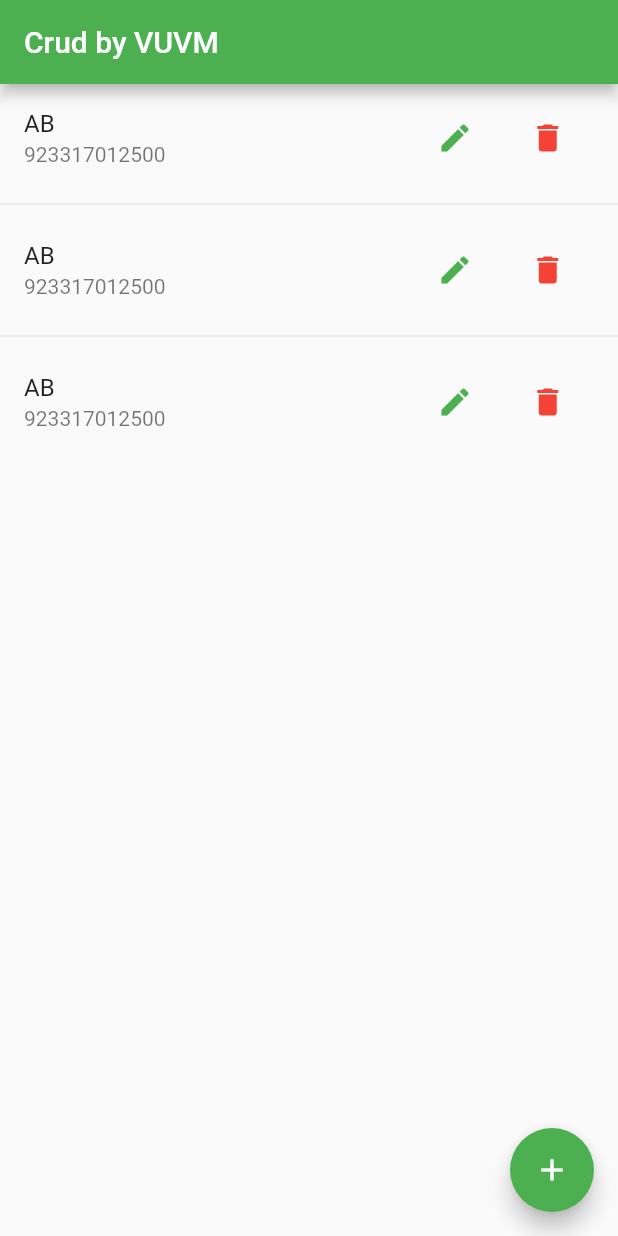
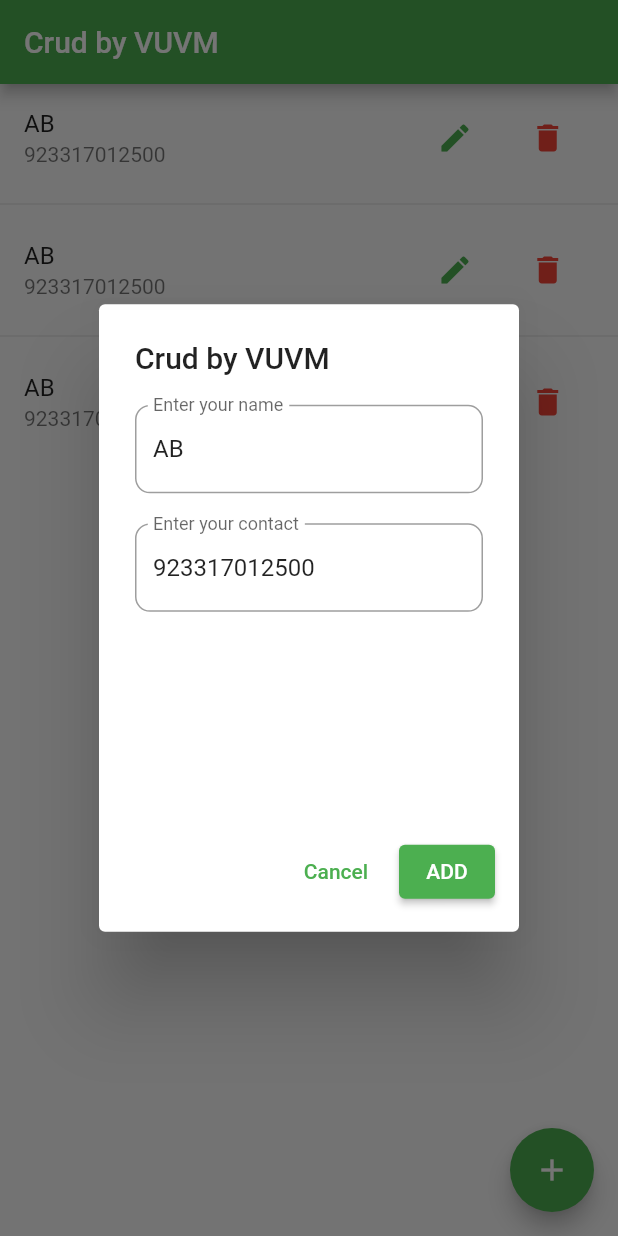
Before and after one commit to Abdullah6445/CHI_flutter_learning, a Flutter app: the screen it shows after launch, after a tap on the "edit" icon, on a phone screen of 412 x 824 dp. Run offline on Flutter 3.47's test engine with Material 3 defaults, Android fonts, the phone set to English and light mode, and no system bars; our stand-ins replace stacked.

Commit message:
crud by VUVM

```diff
--- a/lib/PAGES/model_pages.dart/counter_vm.dart
+++ b/lib/PAGES/model_pages.dart/counter_vm.dart
@@ -1,4 +1,5 @@
 import 'package:firebase_project_practice/PAGES/model_pages.dart/model_class.dart';
+
 import 'package:flutter/material.dart';
 import 'package:stacked/stacked.dart';
 
@@ -11,12 +12,19 @@ class ViewModel extends BaseViewModel {
 
   GlobalKey<FormState> formKey = GlobalKey<FormState>();
 
+  int? editingIndex;
   onvalidateVUVM(BuildContext context) {
     if (formKey.currentState!.validate()) {
       debugPrint("OK");
-      add();
+      if (editingIndex == null) {
+        add();
+      } else {
+        listItems[editingIndex!] = ModelClassForVUVM(
+            name: nameController.text, number: numberController.text);
+      }
       nameController.clear();
       numberController.clear();
+      editingIndex = null;
       Navigator.pop(context);
     } else {
       debugPrint("Not OK");
@@ -35,20 +43,6 @@ class ViewModel extends BaseViewModel {
         name: nameController.text, number: numberController.text));
   }
 
-  // onEditOne(int index) {
-  //   formKey.currentState!.save();
-  //   listItems[index].name = nameController.text ;
-  //   listItems[index].number = numberController.text ;
-  //   notifyListeners();
-
-  //   // if (index != null) {
-  //   //   nameController.text = listItems[index].name;
-  //   //   numberController.text = listItems[index].number;
-  //   // }
-  //   notifyListeners();
-  //   // editIndex = index;
-  // }
-
   remove(int index) {
     listItems.removeAt(index);
 
--- a/lib/PAGES/model_pages.dart/counter_vu.dart
+++ b/lib/PAGES/model_pages.dart/counter_vu.dart
@@ -5,17 +5,15 @@ import 'package:stacked/stacked.dart';
 class ListViewVUVM extends StackedView<ViewModel> {
   @override
   Widget builder(BuildContext context, ViewModel viewModel, Widget? child) {
-    // TODO: implement builder
-
     return Scaffold(
       appBar: AppBar(
         title: Text(viewModel.appbarTitle),
       ),
       floatingActionButton: FloatingActionButton(
         onPressed: () {
-          showDialogFunction(context, viewModel);
+          showDialogFunction(context, viewModel, viewModel.editingIndex);
         },
-        child: Icon(Icons.add),
+        child: const Icon(Icons.add),
       ),
       body: ListView.separated(
           itemBuilder: (context, index) {
@@ -28,8 +26,10 @@ class ListViewVUVM extends StackedView<ViewModel> {
                   mainAxisAlignment: MainAxisAlignment.spaceAround,
                   children: [
                     IconButton(
-                      onPressed: () {},
-                      icon: Icon(
+                      onPressed: () {
+                        showDialogFunction(context, viewModel, index);
+                      },
+                      icon: const Icon(
                         Icons.edit,
                         color: Colors.green,
                       ),
@@ -38,7 +38,7 @@ class ListViewVUVM extends StackedView<ViewModel> {
                       onPressed: () {
                         viewModel.remove(index);
                       },
-                      icon: Icon(
+                      icon: const Icon(
                         Icons.delete,
                         color: Colors.red,
                       ),
@@ -48,13 +48,19 @@ class ListViewVUVM extends StackedView<ViewModel> {
               ),
             );
           },
-          separatorBuilder: (context, index) => Divider(),
+          separatorBuilder: (context, index) => const Divider(),
           itemCount: viewModel.listItems.length),
     );
   }
 
   Future<dynamic> showDialogFunction(
-      BuildContext context, ViewModel viewModel) {
+      BuildContext context, ViewModel viewModel, int? index) {
+    if (index != null) {
+      viewModel.nameController.text = viewModel.listItems[index].name;
+      viewModel.numberController.text = viewModel.listItems[index].number;
+
+      viewModel.editingIndex = index;
+    }
     return showDialog(
       context: context,
       builder: (context) {
@@ -68,7 +74,6 @@ class ListViewVUVM extends StackedView<ViewModel> {
               child: Column(
                 children: [
                   TextFormField(
-                    // controller: nameController,
                     controller: viewModel.nameController,
                     validator: (value) {
                       if (value == null || value.trimLeft().isEmpty) {
@@ -90,7 +95,6 @@ class ListViewVUVM extends StackedView<ViewModel> {
                     height: 20,
                   ),
                   TextFormField(
-                    // controller: numberController,
                     controller: viewModel.numberController,
                     validator: (value) {
                       if (value == null || value.trimLeft().isEmpty) {
@@ -147,94 +151,4 @@ class ListViewVUVM extends StackedView<ViewModel> {
   ViewModel viewModelBuilder(BuildContext context) {
     return ViewModel();
   }
-
-  ///
-  ///
-  ///
-
-  // showDialogMethod() {
-  //   showDialog(
-  //       context: context,
-  //       builder: (context) {
-  //         return AlertDialog(
-  //           title: Text(index == null ? "ADD Contact" : "Update"),
-  //           content: SizedBox(
-  //             height: MediaQuery.of(context).size.height * .3,
-  //             child: Form(
-  //               autovalidateMode: AutovalidateMode.always,
-  //               key: formKey,
-  //               child: Column(
-  //                 children: [
-  //                   TextFormField(
-  //                     controller: nameController,
-  //                     validator: (value) {
-  //                       if (value == null || value.trimLeft().isEmpty) {
-  //                         return "requried";
-  //                       }
-  //                       return null;
-  //                     },
-  //                     keyboardType: TextInputType.text,
-  //                     decoration: const InputDecoration(
-  //                       labelText: "Enter your name",
-  //                       border: OutlineInputBorder(
-  //                         borderRadius: BorderRadius.all(
-  //                           Radius.circular(10),
-  //                         ),
-  //                       ),
-  //                     ),
-  //                   ),
-  //                   const SizedBox(
-  //                     height: 20,
-  //                   ),
-  //                   TextFormField(
-  //                     controller: numberController,
-  //                     validator: (value) {
-  //                       if (value == null || value.trimLeft().isEmpty) {
-  //                         return "requried";
-  //                       }
-  //                       return null;
-  //                     },
-  //                     keyboardType: TextInputType.phone,
-  //                     decoration: const InputDecoration(
-  //                       labelText: "Enter your contact",
-  //                       hintText: "Enter contact here",
-  //                       border: OutlineInputBorder(
-  //                         borderRadius: BorderRadius.all(
-  //                           Radius.circular(10),
-  //                         ),
-  //                       ),
-  //                     ),
-  //                   ),
-  //                 ],
-  //               ),
-  //             ),
-  //           ),
-  //           actions: [
-  //             Padding(
-  //               padding: const EdgeInsets.all(8.0),
-  //               child: Row(
-  //                 mainAxisAlignment: MainAxisAlignment.end,
-  //                 children: [
-  //                   TextButton(
-  //                     onPressed: () {
-  //                       Navigator.pop(context);
-  //                     },
-  //                     child: const Text("Cancel"),
-  //                   ),
-  //                   const SizedBox(
-  //                     width: 10,
-  //                   ),
-  //                   ElevatedButton(
-  //                     onPressed: () {
-  //                       onvalidate();
-  //                     },
-  //                     child: Text(index == null ? "ADD" : "Update"),
-  //                   ),
-  //                 ],
-  //               ),
-  //             )
-  //           ],
-  //         );
-  //       });
-  // }
 }
```
